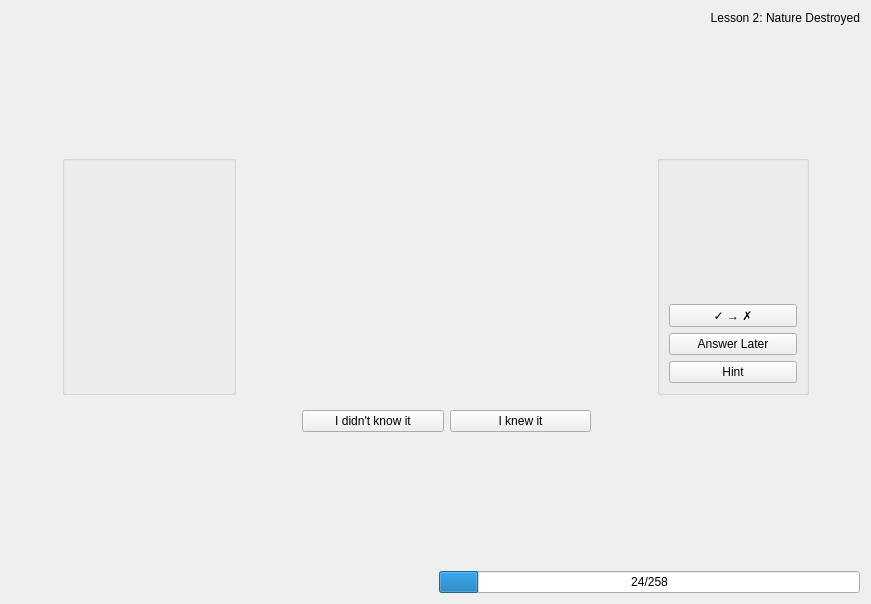
KDE/parley, file src/practice/practice_mainwindow.ui: the form before one commit.
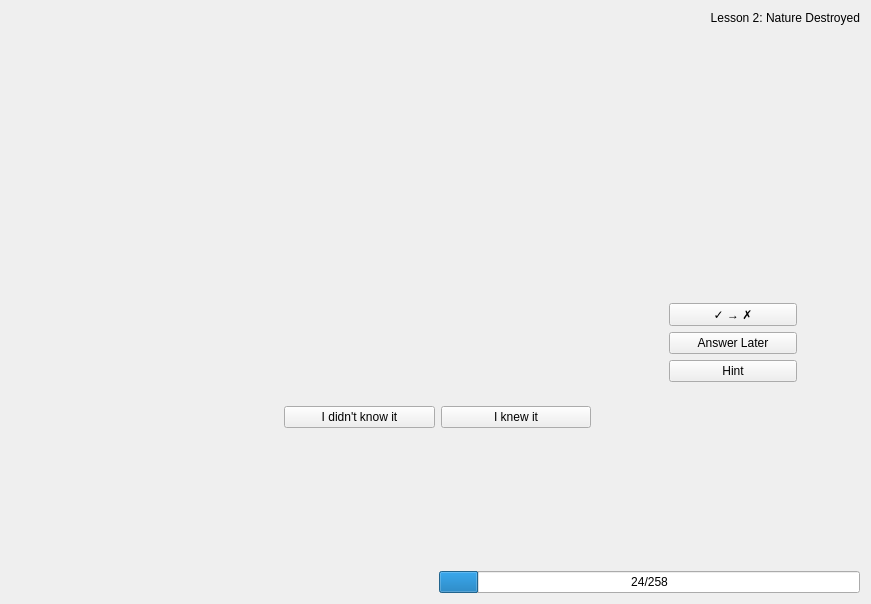
The form after the commit. Icons and pictures are not drawn. Custom widgets are drawn as their Qt base class.

Commit message: get rid of the group boxes

```diff
--- a/src/practice/practice_mainwindow.ui
+++ b/src/practice/practice_mainwindow.ui
@@ -52,43 +52,6 @@
        </property>
       </spacer>
      </item>
-     <item row="0" column="1">
-      <widget class="QGroupBox" name="groupBox_5">
-       <property name="sizePolicy">
-        <sizepolicy hsizetype="Expanding" vsizetype="Expanding">
-         <horstretch>0</horstretch>
-         <verstretch>0</verstretch>
-        </sizepolicy>
-       </property>
-       <property name="title">
-        <string/>
-       </property>
-       <layout class="QHBoxLayout" name="horizontalLayout_24">
-        <item>
-         <widget class="Practice::ImageWidget" name="imageWidget" native="true">
-          <property name="sizePolicy">
-           <sizepolicy hsizetype="Expanding" vsizetype="Expanding">
-            <horstretch>0</horstretch>
-            <verstretch>0</verstretch>
-           </sizepolicy>
-          </property>
-          <property name="minimumSize">
-           <size>
-            <width>150</width>
-            <height>150</height>
-           </size>
-          </property>
-          <property name="maximumSize">
-           <size>
-            <width>400</width>
-            <height>400</height>
-           </size>
-          </property>
-         </widget>
-        </item>
-       </layout>
-      </widget>
-     </item>
      <item row="0" column="2">
       <spacer name="horizontalSpacer_13">
        <property name="orientation">
@@ -118,11 +81,8 @@
      <item row="0" column="5">
       <layout class="QVBoxLayout" name="verticalLayout_11">
        <item>
-        <widget class="QGroupBox" name="groupBox_6">
-         <property name="title">
-          <string/>
-         </property>
-         <layout class="QVBoxLayout" name="verticalLayout_12">
+        <widget class="QWidget" name="rightContainer" native="true">
+         <layout class="QVBoxLayout" name="verticalLayout_2">
           <item>
            <widget class="QLabel" name="statusImageLabel">
             <property name="minimumSize">
@@ -257,6 +217,28 @@
        </widget>
       </widget>
      </item>
+     <item row="0" column="1">
+      <widget class="Practice::ImageWidget" name="imageWidget" native="true">
+       <property name="sizePolicy">
+        <sizepolicy hsizetype="Expanding" vsizetype="Expanding">
+         <horstretch>0</horstretch>
+         <verstretch>0</verstretch>
+        </sizepolicy>
+       </property>
+       <property name="minimumSize">
+        <size>
+         <width>150</width>
+         <height>150</height>
+        </size>
+       </property>
+       <property name="maximumSize">
+        <size>
+         <width>400</width>
+         <height>400</height>
+        </size>
+       </property>
+      </widget>
+     </item>
     </layout>
    </item>
    <item>
```
Left out of the diff: 4 changed lines with no effect on the pictures.
